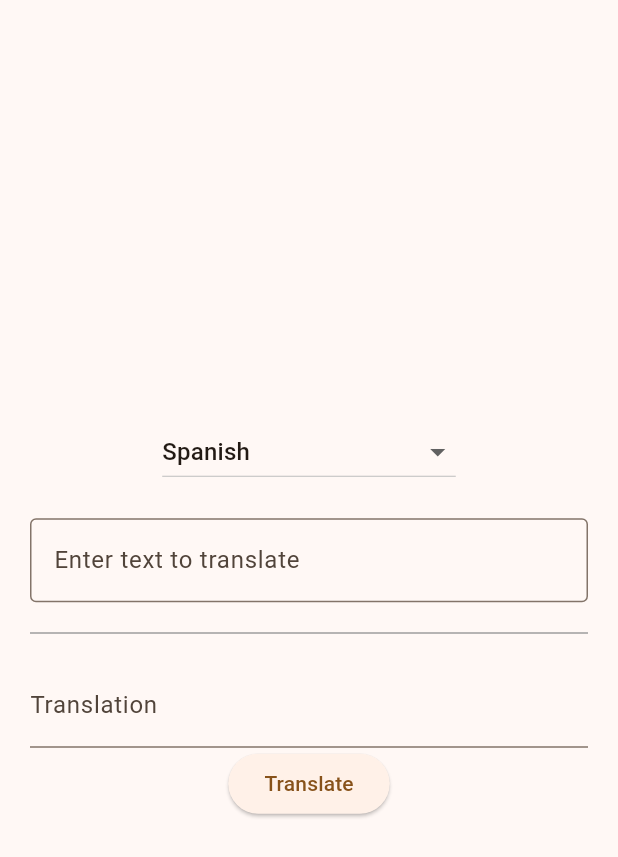
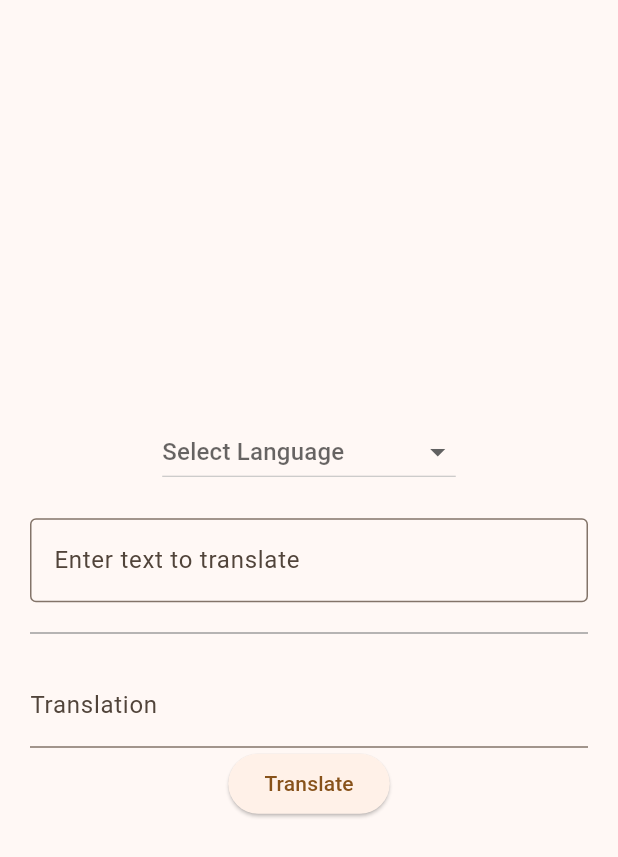
Before and after one commit to GlebKarpenko/KP_Karpenko, a Flutter app: the TranslatePage widget shown alone on an empty page, opened directly, on a phone screen of 412 x 824 dp. Shown: the top 857 px of the screen. Run offline on Flutter 3.47's test engine with Material 3 defaults, Android fonts, the phone set to English and light mode, and no system bars; our stand-ins replace shared_preferences, sqflite, sqflite_common_ffi; missing offline and left inert: word_generator; accounts and stored records are empty.

```diff
--- a/wordum/lib/views/translation_page.dart
+++ b/wordum/lib/views/translation_page.dart
@@ -1,4 +1,5 @@
 import 'package:flutter/material.dart';
+import 'package:wordum/models/settings.dart';
 import 'package:wordum/services/translation.dart';
 
 class TranslatePage extends StatefulWidget {
@@ -13,14 +14,13 @@ class TranslatePage extends StatefulWidget {
 /// Translation page provides interface for user to use [Translation] service.
 /// [_TranslatePageState] gets a list of available languages from [Translation] service.
 /// Translates input text using [Translation] service.
-/// By default [_selectedLanguage] is set to 'Spanish'.
+/// By default [_selectedLanguage] is set to the one in [UserSettings]'.
 class _TranslatePageState extends State<TranslatePage> {
   String _inputText = '';
   String _translatedText = '';
 
-  // TODO: change selected language to the one set by user in UserSettings
-  String _selectedLanguage = 'Spanish';
-  String? _selectedLanguageCode = 'es';
+  String _selectedLanguage = UserSettings.getFavLanguage();
+  String? _selectedLanguageCode = UserSettings.getFavLanguageCode();
   Map<String, String> _availableLanguages = {};
 
   /// An instance of [Translation] service.
--- a/wordum/lib/views/word_page.dart
+++ b/wordum/lib/views/word_page.dart
@@ -4,8 +4,6 @@ import 'package:wordum/models/dictionary_word.dart';
 /// Page about details of a word.
 ///
 /// The page for adding and displaying all word data as in [DictionaryWord] model.
-
-// TODO: implement inferface with Dictionary model.
 class WordPage extends StatelessWidget {
   final DictionaryWord dictionaryWord;
   final String translation;
```
Also changed, not shown: 6 other files.
